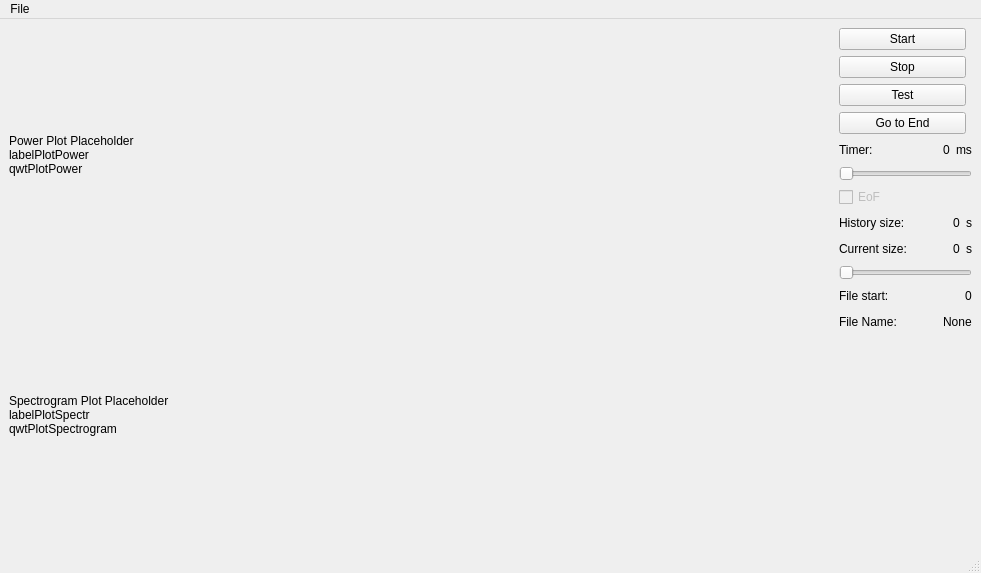
The window that WiSpyMonitorGUI.ui (mchwalisz/smutools) describes before a commit, drawn with Qt 5.
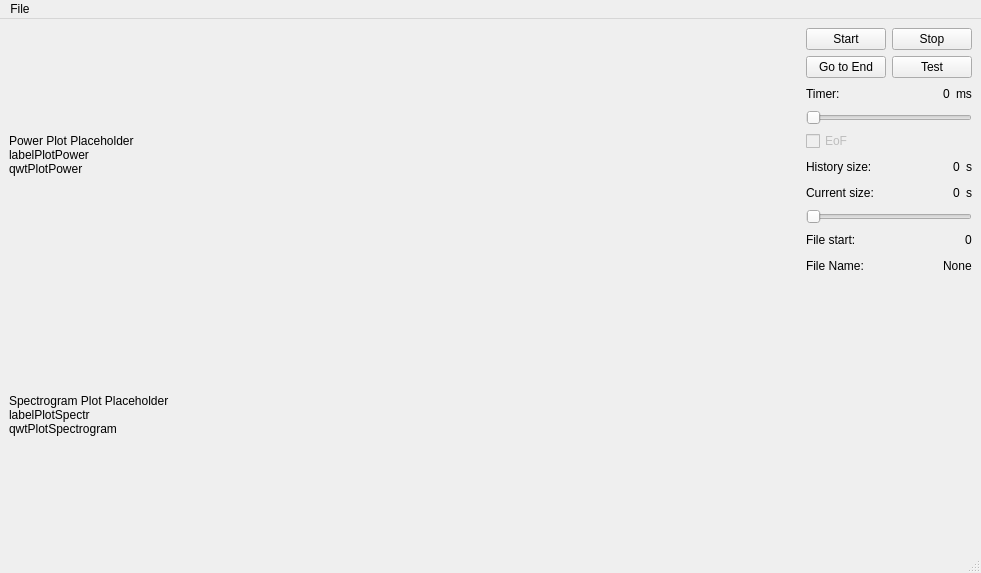
The same window after the commit.

```diff
--- a/WiSpyMonitorGUI.ui
+++ b/WiSpyMonitorGUI.ui
@@ -58,6 +58,8 @@
        <enum>QLayout::SetDefaultConstraint</enum>
       </property>
       <item>
+       <layout class="QFormLayout" name="formLayout">
+        <item row="0" column="0">
        <widget class="QPushButton" name="pushButtonStart">
         <property name="maximumSize">
          <size>
@@ -70,7 +72,7 @@
         </property>
        </widget>
       </item>
-      <item>
+        <item row="0" column="1">
        <widget class="QPushButton" name="pushButtonStop">
         <property name="maximumSize">
          <size>
@@ -83,7 +85,7 @@
         </property>
        </widget>
       </item>
-      <item>
+        <item row="1" column="1">
        <widget class="QPushButton" name="pushButtonTest">
         <property name="maximumSize">
          <size>
@@ -96,7 +98,7 @@
         </property>
        </widget>
       </item>
-      <item>
+        <item row="1" column="0">
        <widget class="QPushButton" name="pushButtonGoToEnd">
         <property name="maximumSize">
          <size>
@@ -112,6 +114,8 @@
         </property>
        </widget>
       </item>
+       </layout>
+      </item>
       <item>
        <layout class="QHBoxLayout" name="horizontalLayout">
         <property name="sizeConstraint">
```
Left out of the diff: 36 changed lines with no effect on the pictures. Lines whose indentation alone changed are shown as unchanged.
